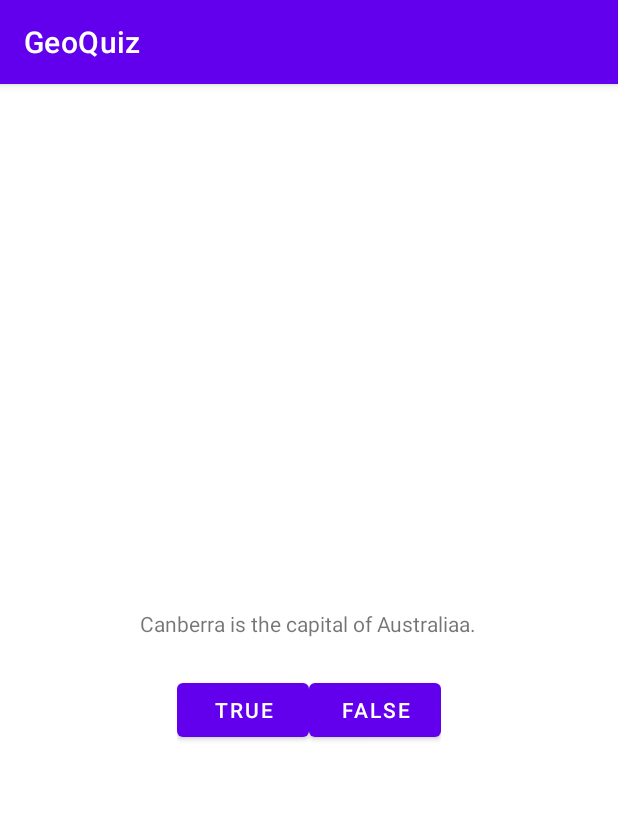
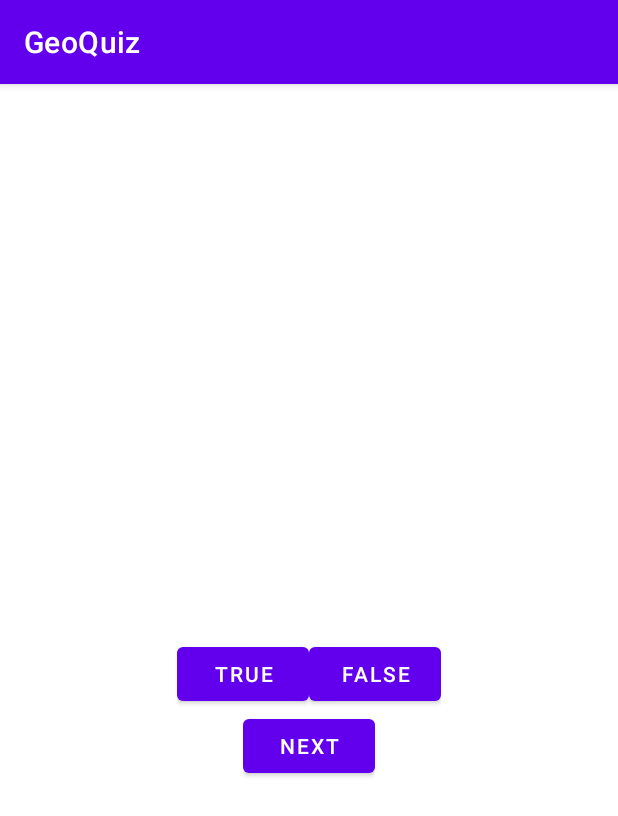
Before and after one commit to shaynguyen/Android-Programming, an Android app: the screen it shows after launch (MainActivity), on a phone screen of 412 x 824 dp. Shown: the top 816 px of the screen. Run offline under Robolectric (Android 15) with nearby library versions, the phone set to English and light mode, and no system bars.

```diff
--- a/geoquiz/src/main/res/layout/activity_main.xml
+++ b/geoquiz/src/main/res/layout/activity_main.xml
@@ -1,15 +1,17 @@
 <?xml version="1.0" encoding="utf-8"?>
 <LinearLayout xmlns:android="http://schemas.android.com/apk/res/android"
+    xmlns:tools="http://schemas.android.com/tools"
     android:layout_width="match_parent"
     android:layout_height="match_parent"
     android:gravity="center"
     android:orientation="vertical">
 
     <TextView
+        android:id="@+id/question_text_view"
         android:layout_width="wrap_content"
         android:layout_height="wrap_content"
         android:padding="24dp"
-        android:text="@string/question_text" />
+        tools:text="@string/question_australia" />
 
     <LinearLayout
         android:layout_width="wrap_content"
@@ -20,14 +22,25 @@
             android:id="@+id/true_button"
             android:layout_width="wrap_content"
             android:layout_height="wrap_content"
-            android:text="@string/true_button"/>
+            android:text="@string/true_button" />
 
         <Button
             android:id="@+id/false_button"
             android:layout_width="wrap_content"
             android:layout_height="wrap_content"
-            android:text="@string/false_button"/>
+            android:text="@string/false_button" />
 
     </LinearLayout>
 
+    <LinearLayout
+        android:layout_width="wrap_content"
+        android:layout_height="wrap_content">
+
+        <Button
+            android:id="@+id/next_button"
+            android:layout_width="wrap_content"
+            android:layout_height="wrap_content"
+            android:text="@string/next_button" />
+    </LinearLayout>
+
 </LinearLayout>
--- a/geoquiz/src/main/res/values/strings.xml
+++ b/geoquiz/src/main/res/values/strings.xml
@@ -1,8 +1,20 @@
 <resources>
     <string name="app_name">GeoQuiz</string>
-    <string name="question_text">Canberra is the capital of Australiaa.</string>
+
+    <!-- buttons -->
     <string name="true_button">True</string>
     <string name="false_button">False</string>
+    <string name="next_button">Next</string>
+
+    <!-- toast -->
     <string name="correct_toast">Correct!</string>
     <string name="incorrect_toast">Incorrect!</string>
+
+    <!-- questions -->
+    <string name="question_australia">Canberra is the capital of Australia.</string>
+    <string name="question_oceans">The Pacific Ocean is larger than the Atlantic Ocean.</string>
+    <string name="question_mideast">The Suez Canal connects the Red Sea and the Indian Ocean.</string>
+    <string name="question_africa">The source of the Nile River is in Egypt.</string>
+    <string name="question_americas">The Amazon River is the longest river in the Americas.</string>
+    <string name="question_asia">Lake Baikal is the world\'s oldest and deepest freshwater lake.</string>
 </resources>
```
